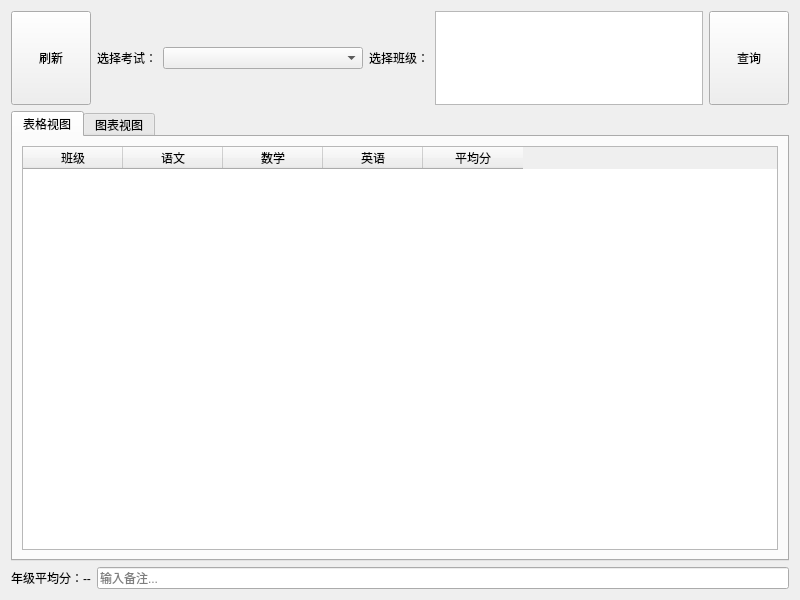
This is ui_page/page_class_grade.ui in fengyec2/StudentGradeTracker as Qt 5 draws it before an edit. The edited form follows.
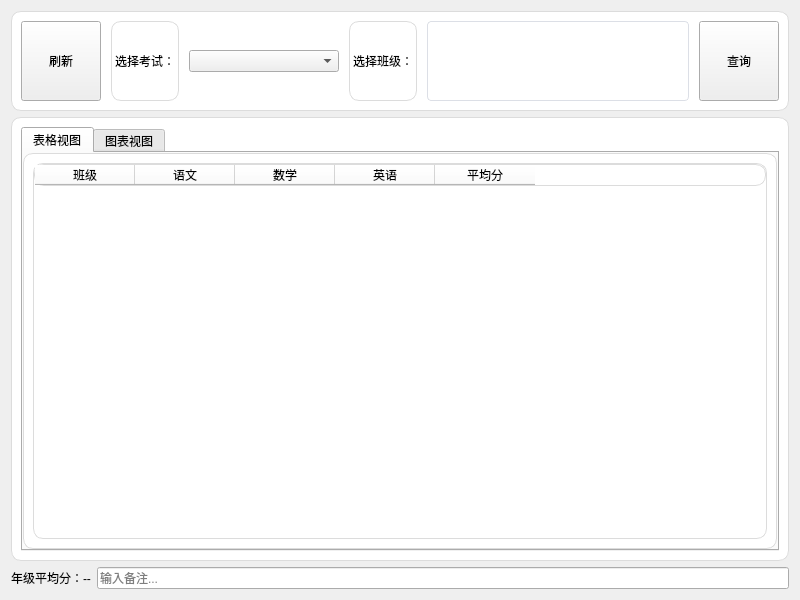
This is the edited form.

Commit message: Refactor page_class_grade UI to enhance layout structure, improve styling, and add functionality for query and result display

Patch:
```diff
--- a/ui_page/page_class_grade.ui
+++ b/ui_page/page_class_grade.ui
@@ -10,16 +10,48 @@
     <height>600</height>
    </rect>
   </property>
+  <property name="sizePolicy">
+   <sizepolicy hsizetype="Preferred" vsizetype="Fixed">
+    <horstretch>0</horstretch>
+    <verstretch>0</verstretch>
+   </sizepolicy>
+  </property>
   <property name="windowTitle">
    <string/>
   </property>
   <layout class="QVBoxLayout" name="verticalLayout">
    <item>
+    <widget class="QFrame" name="frameQueryCard">
+     <property name="sizePolicy">
+      <sizepolicy hsizetype="Preferred" vsizetype="Maximum">
+       <horstretch>0</horstretch>
+       <verstretch>0</verstretch>
+      </sizepolicy>
+     </property>
+     <property name="maximumSize">
+      <size>
+       <width>16777215</width>
+       <height>100</height>
+      </size>
+     </property>
+     <property name="styleSheet">
+      <string notr="true">QFrame {
+    background-color: white;
+    border-radius: 10px;
+    border: 1px solid #dcdcdc;
+}</string>
+     </property>
+     <property name="frameShape">
+      <enum>QFrame::Shape::NoFrame</enum>
+     </property>
     <layout class="QHBoxLayout" name="horizontalLayout">
+      <property name="spacing">
+       <number>10</number>
+      </property>
      <item>
       <widget class="QPushButton" name="btnRefresh">
        <property name="sizePolicy">
-        <sizepolicy hsizetype="Minimum" vsizetype="Minimum">
+         <sizepolicy hsizetype="Minimum" vsizetype="Expanding">
          <horstretch>0</horstretch>
          <verstretch>0</verstretch>
         </sizepolicy>
@@ -31,6 +63,12 @@
      </item>
      <item>
       <widget class="QLabel" name="label">
+        <property name="sizePolicy">
+         <sizepolicy hsizetype="Preferred" vsizetype="Preferred">
+          <horstretch>0</horstretch>
+          <verstretch>0</verstretch>
+         </sizepolicy>
+        </property>
        <property name="text">
         <string>选择考试：</string>
        </property>
@@ -38,15 +76,9 @@
      </item>
      <item>
       <widget class="QComboBox" name="comboExam">
-       <property name="sizePolicy">
-        <sizepolicy hsizetype="Preferred" vsizetype="Fixed">
-         <horstretch>0</horstretch>
-         <verstretch>0</verstretch>
-        </sizepolicy>
-       </property>
        <property name="minimumSize">
         <size>
-         <width>200</width>
+          <width>150</width>
          <height>0</height>
         </size>
        </property>
@@ -61,6 +93,34 @@
      </item>
      <item>
       <widget class="QListWidget" name="listClasses">
+        <property name="minimumSize">
+         <size>
+          <width>100</width>
+          <height>0</height>
+         </size>
+        </property>
+        <property name="styleSheet">
+         <string notr="true">
+           QListView {
+             border: 1px solid #dcdfe6;
+             border-radius: 4px;
+             padding: 4px;
+             background-color: #ffffff;
+           }
+           QListView::item {
+             padding: 8px 12px;
+             border-bottom: 1px solid #ebeef5;
+           }
+           QListView::item:hover {
+             background-color: #f5f7fa;
+           }
+           QListView::item:selected {
+             background-color: #ecf5ff;
+             color: #409eff;
+             border-left: 3px solid #409eff;
+           }
+         </string>
+        </property>
        <property name="selectionMode">
         <enum>QAbstractItemView::SelectionMode::MultiSelection</enum>
        </property>
@@ -69,7 +129,7 @@
      <item>
       <widget class="QPushButton" name="btnQuery">
        <property name="sizePolicy">
-        <sizepolicy hsizetype="Minimum" vsizetype="Minimum">
+         <sizepolicy hsizetype="Minimum" vsizetype="Expanding">
          <horstretch>0</horstretch>
          <verstretch>0</verstretch>
         </sizepolicy>
@@ -80,26 +140,37 @@
       </widget>
      </item>
     </layout>
+    </widget>
    </item>
+   <item>
+    <widget class="QFrame" name="frameResultCard">
+     <property name="styleSheet">
+      <string notr="true">QFrame {
+    background-color: white;
+    border-radius: 10px;
+    border: 1px solid #dcdcdc;
+}</string>
+     </property>
+     <property name="frameShape">
+      <enum>QFrame::Shape::NoFrame</enum>
+     </property>
+     <layout class="QVBoxLayout" name="verticalLayout_2">
    <item>
     <widget class="QTabWidget" name="tabWidget">
-     <property name="sizePolicy">
-      <sizepolicy hsizetype="Expanding" vsizetype="Expanding">
-       <horstretch>0</horstretch>
-       <verstretch>0</verstretch>
-      </sizepolicy>
-     </property>
      <property name="minimumSize">
       <size>
        <width>0</width>
-       <height>450</height>
-      </size>
-     </property>
-     <widget class="QWidget" name="tabTable">
+          <height>400</height>
+         </size>
+        </property>
+        <property name="currentIndex">
+         <number>0</number>
+        </property>
+        <widget class="QWidget" name="tabTable_2">
       <attribute name="title">
        <string>表格视图</string>
       </attribute>
-      <layout class="QVBoxLayout" name="verticalLayout_2">
+         <layout class="QVBoxLayout" name="verticalLayout_table_2">
        <item>
         <widget class="QTableWidget" name="tableScores">
          <property name="rowCount">
@@ -151,6 +222,9 @@
        </item>
       </layout>
      </widget>
+       </widget>
+      </item>
+     </layout>
     </widget>
    </item>
    <item>
```
Left out of the diff: 4 changed lines with no effect on the pictures. Lines whose indentation alone changed are shown as unchanged. The commit also changes 1 other file.
